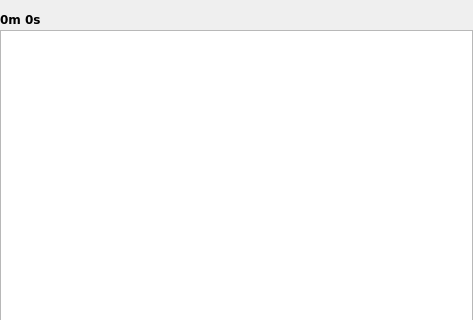
Above: branches/sayonara-885/src/GUI/playlist/GUI_Playlist.ui from shahid334/sayonara-player before the change; both pictures show x 0 to 473 and y 0 to 320 of the 473 by 514 pixel window. Below: the same form after it.
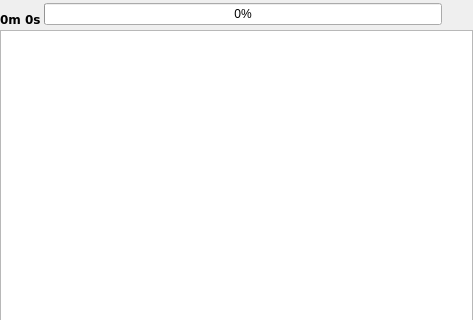
That is the form after the change. Icons and pictures are not drawn. Custom widgets are drawn as their Qt base class.

```diff
--- a/branches/sayonara-885/src/GUI/playlist/GUI_Playlist.ui
+++ b/branches/sayonara-885/src/GUI/playlist/GUI_Playlist.ui
@@ -463,45 +463,6 @@
      </property>
     </spacer>
    </item>
-   <item row="0" column="2">
-    <widget class="QPushButton" name="btn_import">
-     <property name="minimumSize">
-      <size>
-       <width>24</width>
-       <height>24</height>
-      </size>
-     </property>
-     <property name="maximumSize">
-      <size>
-       <width>26</width>
-       <height>26</height>
-      </size>
-     </property>
-     <property name="font">
-      <font>
-       <family>DejaVu Sans</family>
-      </font>
-     </property>
-     <property name="focusPolicy">
-      <enum>Qt::NoFocus</enum>
-     </property>
-     <property name="toolTip">
-      <string>Import new (orange) tracks to library w/o copying</string>
-     </property>
-     <property name="text">
-      <string/>
-     </property>
-     <property name="iconSize">
-      <size>
-       <width>20</width>
-       <height>20</height>
-      </size>
-     </property>
-     <property name="flat">
-      <bool>true</bool>
-     </property>
-    </widget>
-   </item>
    <item row="3" column="3">
     <widget class="QPushButton" name="btn_numbers">
      <property name="minimumSize">
@@ -544,7 +505,7 @@
      </property>
     </widget>
    </item>
-   <item row="0" column="0" colspan="2">
+   <item row="0" column="0" colspan="3">
     <layout class="QHBoxLayout" name="horizontalLayout_3">
      <item>
       <widget class="QLabel" name="lab_totalTime">
@@ -576,6 +537,13 @@
        </property>
       </widget>
      </item>
+     <item>
+      <widget class="QProgressBar" name="pb_download">
+       <property name="value">
+        <number>0</number>
+       </property>
+      </widget>
+     </item>
     </layout>
    </item>
   </layout>
```
